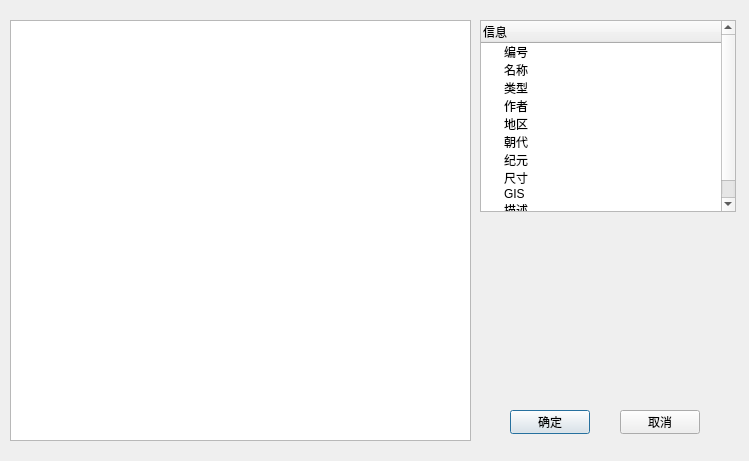
The window that resultdisplay.ui (yedushusheng/ArcArc) describes before a commit, drawn with Qt 5.
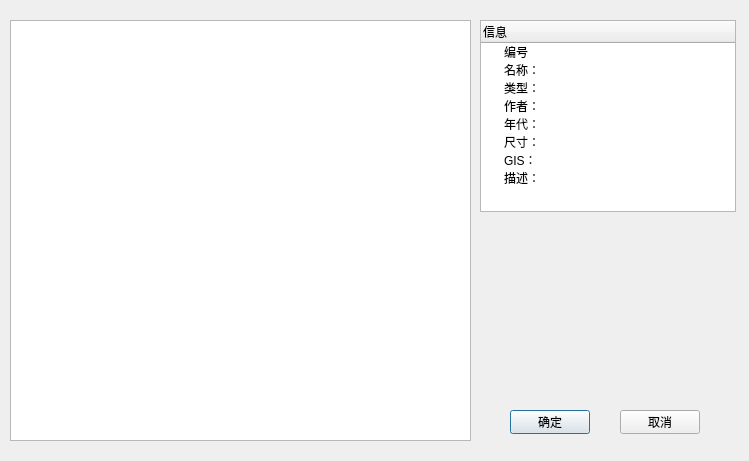
The same window after the commit.

```diff
--- a/resultdisplay.ui
+++ b/resultdisplay.ui
@@ -44,47 +44,37 @@
    </item>
    <item>
     <property name="text">
-     <string>名称</string>
+     <string>名称：</string>
     </property>
    </item>
    <item>
     <property name="text">
-     <string>类型</string>
+     <string>类型：</string>
     </property>
    </item>
    <item>
     <property name="text">
-     <string>作者</string>
+     <string>作者：</string>
     </property>
    </item>
    <item>
     <property name="text">
-     <string>地区</string>
+     <string>年代：</string>
     </property>
    </item>
    <item>
     <property name="text">
-     <string>朝代</string>
+     <string>尺寸：</string>
     </property>
    </item>
    <item>
     <property name="text">
-     <string>纪元</string>
+     <string>GIS：</string>
     </property>
    </item>
    <item>
     <property name="text">
-     <string>尺寸</string>
-    </property>
-   </item>
-   <item>
-    <property name="text">
-     <string>GIS</string>
-    </property>
-   </item>
-   <item>
-    <property name="text">
-     <string>描述</string>
+     <string>描述：</string>
     </property>
    </item>
   </widget>
```
Left out of the diff: 2 changed lines with no effect on the pictures.
